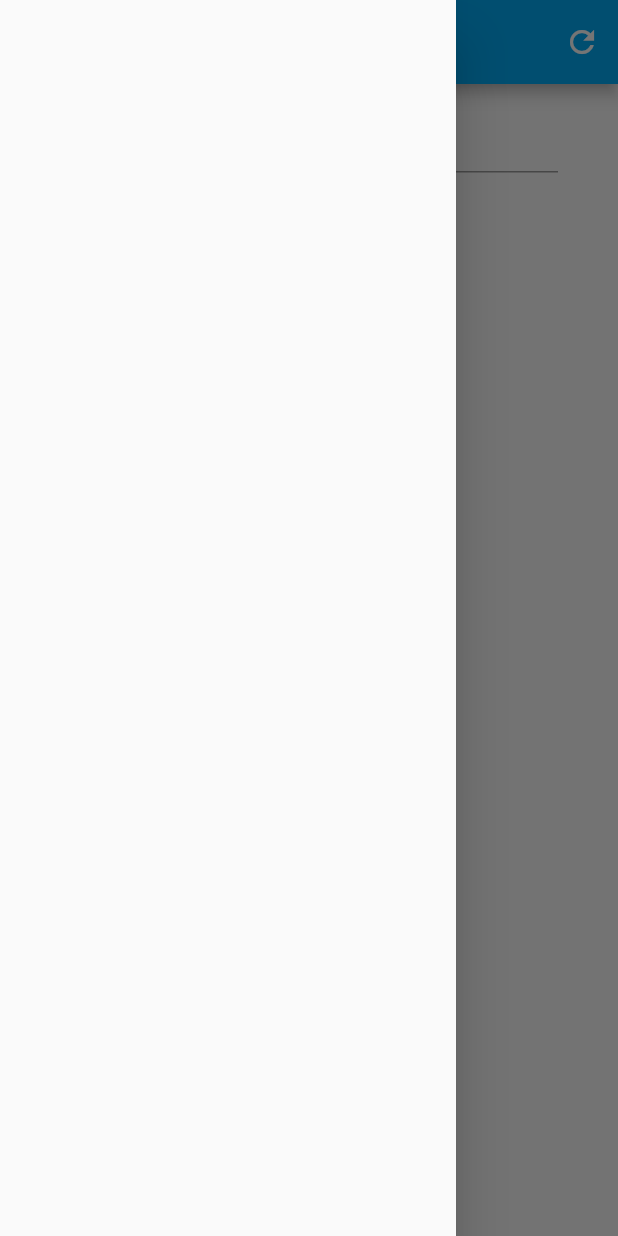
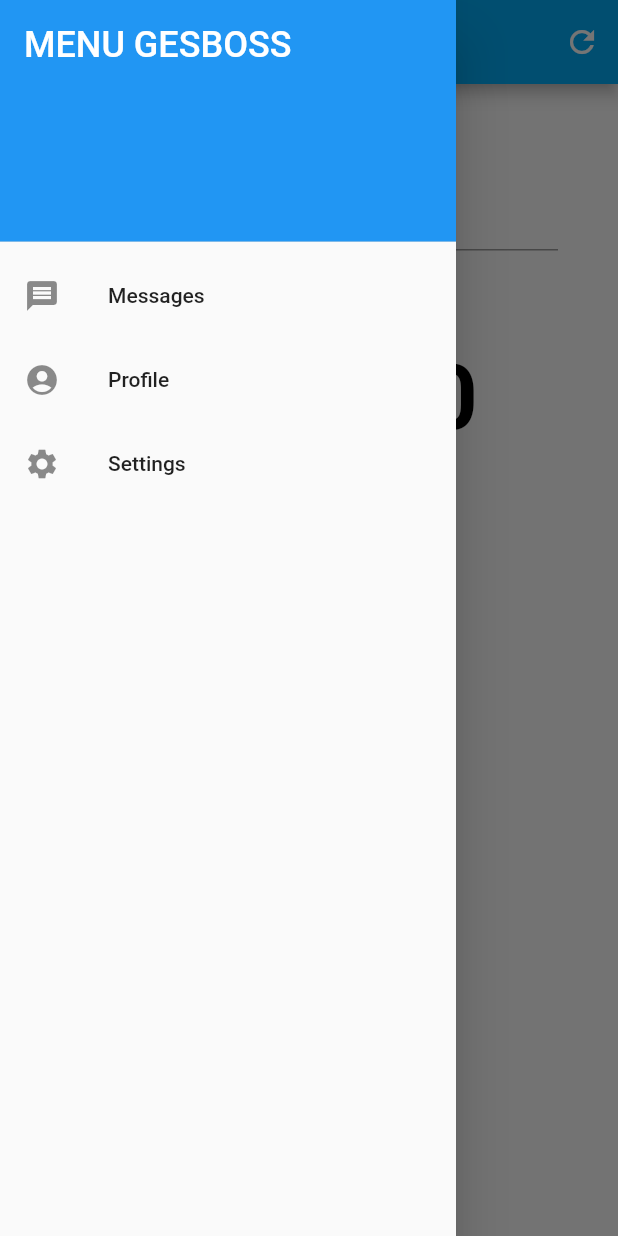
Before and after one commit to gustavobborges/Aplicativos-em-Flutter---Disciplina-de-Desenvolvimento-Mobile, a Flutter app: the screen it shows after launch, with the side drawer open, on a phone screen of 412 x 824 dp. Run offline on Flutter 3.47's test engine with Material 2 defaults, Android fonts, the phone set to English and light mode, and no system bars; our stand-ins replace mask_text_input_formatter.

Commit message:
calculadora de dolar

```diff
--- a/imc/lib/main.dart
+++ b/imc/lib/main.dart
@@ -27,9 +27,34 @@ class _HomeState extends State<Home> {
   Widget build(BuildContext context) {
     return Scaffold(
       drawer: Drawer(
-
         child: ListView(
-
+          padding: EdgeInsets.zero,
+          children: const <Widget>[
+            DrawerHeader(
+              decoration: BoxDecoration(
+                color: Colors.blue,
+              ),
+              child: Text(
+                'MENU GESBOSS',
+                style: TextStyle(
+                  color: Colors.white,
+                  fontSize: 24,
+                ),
+              ),
+            ),
+            ListTile(
+              leading: Icon(Icons.message),
+              title: Text('Messages'),
+            ),
+            ListTile(
+              leading: Icon(Icons.account_circle),
+              title: Text('Profile'),
+            ),
+            ListTile(
+              leading: Icon(Icons.settings),
+              title: Text('Settings'),
+            ),
+          ],
         ),
       ),
       appBar: AppBar(
@@ -50,15 +75,29 @@ class _HomeState extends State<Home> {
           child: Column(
             children: [
               Padding(
-                padding: EdgeInsets.only(right: 40, left: 20, bottom: 15),
-                child: TextFormField(
+                padding: EdgeInsets.only(top: 20, right: 40, left: 20, bottom: 15),
+                child: Column(
+                  children: [
+                    Text.rich(
+                      TextSpan(
+                        text: 'Dólar Hoje:', // default text style
+                      ),
+                    ),
+                    Text.rich(
+                      TextSpan(
+                        text: "RS 5,69",
+                        style: TextStyle(fontWeight: FontWeight.bold)
+                      ),
+                    ),
+
+                    TextFormField(
                       inputFormatters: [maskFormatter],
                       keyboardType: TextInputType.phone,
                       controller: _controllerName,
                       obscureText: false,
                       decoration: InputDecoration(
-                      icon: Icon(Icons.person),
-                      labelText: "Nome"
+                        icon: Icon(Icons.attach_money_rounded),
+                        labelText: "Valor:"
                       ),
                       validator: (value){
                         if(value == null || value.isEmpty){
@@ -67,7 +106,10 @@ class _HomeState extends State<Home> {
                         return null;
                       },
                     ),
+                  ],
                 ),
+              ),
+
               ElevatedButton(
                 onPressed: (){
                   if(_formKey.currentState.validate()){
@@ -75,9 +117,19 @@ class _HomeState extends State<Home> {
                       valor = _controllerName.value.text;
                     });
                   }
-                }, child: Text("Calcular")
+                }, child: Text("Calcular"),
               ),
-            ]
+              RichText(
+                text: TextSpan(
+                  text: 'R\$59,00',
+                  style: TextStyle(
+                      fontWeight: FontWeight.bold,
+                      fontSize: 60,
+                      color: Colors.black
+                  ),
+                ),
+              ),
+            ],
           ),
         )
       ),
```
Lines whose indentation alone changed are shown as unchanged.
